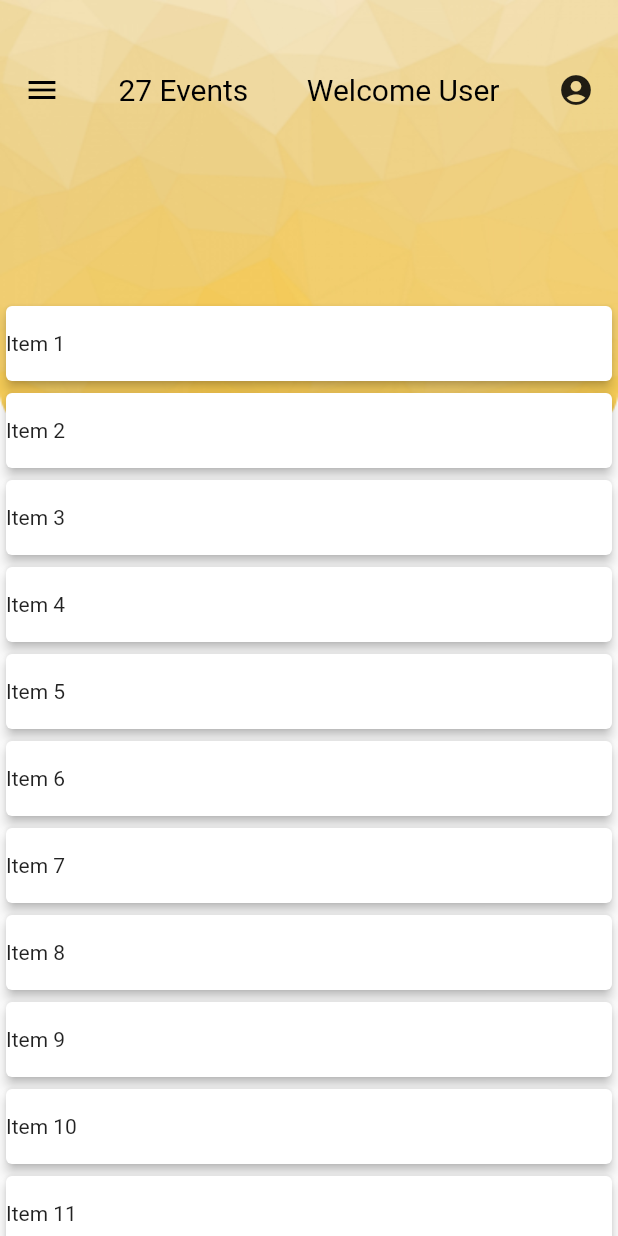
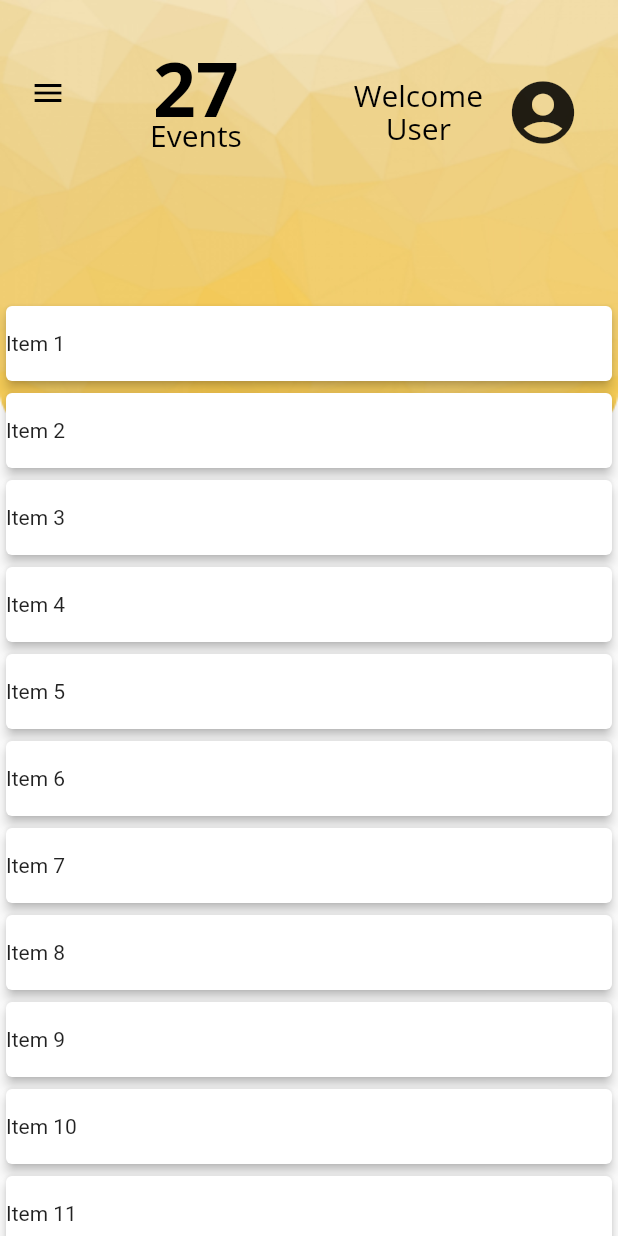
Before and after one commit to Cwills0114/PartyApp, a Flutter app: the homePageLayout screen opened directly, on a phone screen of 412 x 824 dp. Run offline on Flutter 3.47's test engine with Material 2 defaults, Android fonts, the phone set to English and light mode, and no system bars.

Commit message:
Updated Events / Home page layout
Added in basic array for Cards
Refactored Appbar With correct spacing and fonts
Refactored into their own files

```diff
--- a/lib/Events/events.dart
+++ b/lib/Events/events.dart
@@ -1,11 +1,14 @@
 import 'package:flutter/material.dart';
+
+/*
+  Method: display_Event
+  Description: Build the Card view for
+*/
 
 Widget display_Event(BuildContext context){
   List items = getDummyList();
 
-    return Align(
-
-      child: Padding(
+    return Padding(
       padding: EdgeInsets.only(top: 200),
       child: ListView.builder(
         itemCount: items.length,
@@ -22,7 +25,6 @@ Widget display_Event(BuildContext context){
            ) );
         }
         ),
-      ),
     );
   }
 
--- /dev/null
+++ b/lib/Pages/homePage.dart
@@ -0,0 +1,78 @@
+import 'package:flutter/material.dart';
+
+
+final AssetImage backgroundImage = AssetImage('images/Background.png');
+
+Widget homePage(BuildContext context) {
+    return Material(
+        elevation: 8,
+        child: Container(
+            decoration: BoxDecoration(
+              image: DecorationImage(
+                image: backgroundImage,
+                fit: BoxFit.fill,
+              ),
+            ),
+            // padding: const EdgeInsets.only(left: 16, right: 16, top: 25),
+            child: Container(
+                child: Stack(
+                    //mainAxisAlignment: MainAxisAlignment.spaceBetween,
+                    //mainAxisSize: MainAxisSize.max,
+                    children: [
+                  Positioned(
+                    top: 50,
+                    left: 20,
+                    child: InkWell(
+                      child: Icon(Icons.menu, color: Colors.black),
+                      onTap: () {
+                        // setState(() {
+                        //   //isCollapsed = !isCollapsed;
+                        // });
+                      },
+                    ),
+                  ),
+                  Positioned(
+                    top: 25,
+                    left: 100,
+                    child: Container(
+                      child: Column(children: [
+                        Text("27",
+                            style: TextStyle(
+                                color: Colors.black,
+                                fontSize: 50,
+                                fontFamily: 'OpenSans',
+                                fontWeight: FontWeight.bold)),
+                        Text("Events",
+                            style: TextStyle(
+                                color: Colors.black,
+                                fontSize: 20,
+                                fontFamily: 'OpenSans',
+                                height: 0.3))
+                      ]),
+                    ),
+                  ),
+                  Positioned(
+                    top: 50,
+                    right: 90,
+                    child: Container(
+                      child: Column(children: [
+                        Text("Welcome",
+                            style: TextStyle(
+                                color: Colors.black,
+                                fontSize: 20,
+                                fontFamily: 'OpenSans')),
+                        Text("User",
+                            style: TextStyle(
+                                color: Colors.black,
+                                fontSize: 20,
+                                fontFamily: 'OpenSans',
+                                height: 1))
+                      ]),
+                    ),
+                  ),
+                  Positioned(
+                      top: 50,
+                      right: 25,
+                      child: Icon(Icons.account_circle, size: 50) // Account profile picture
+                      )]))));
+  }
--- /dev/null
+++ b/lib/Pages/homePageLayout.dart
@@ -0,0 +1,42 @@
+import 'package:flutter/material.dart';
+import '../sideBar.dart';
+import '../Events/events.dart';
+import 'homePage.dart';
+
+final AssetImage backgroundImage = AssetImage('images/Background.png');
+
+class homePageLayout extends StatefulWidget {
+  @override
+  _homePageLayoutState createState() => _homePageLayoutState();
+}
+
+/*TO DO - When creating Calls to service
+    Create a state that holds an Async funciton
+    Set Loading state to true & display loading icon
+    Get the infomation
+    Set loading state to false & rebuild widgets
+
+    // Inherited widgets
+*/
+
+class _homePageLayoutState extends State<homePageLayout> {
+  bool isCollapsed = true;
+  double screenWidth, screenHeight;
+  final Duration duration = const Duration(milliseconds: 300);
+
+  @override
+  Widget build(BuildContext context) {
+    Size size = MediaQuery.of(context).size;
+    screenHeight = size.height;
+    screenWidth = size.width;
+
+    return Scaffold(
+      backgroundColor: Colors.black,
+      body: Stack(children: <Widget>[
+        //sideBar(),
+        homePage(context),
+        display_Event(context),
+      ]),
+    );
+  }
+}
--- a/lib/homePageLayout.dart
+++ /dev/null
@@ -1,74 +0,0 @@
-
-
-import 'package:flutter/material.dart';
-import 'sideBar.dart';
-import 'Events/events.dart';
-
-
-final AssetImage backgroundImage = AssetImage('images/Background.png');
-
-class homePageLayout extends StatefulWidget{
-  @override
-  _homePageLayoutState createState() => _homePageLayoutState();
-}
-
-class _homePageLayoutState extends State<homePageLayout> {
-
-  bool isCollapsed = true;
-  double screenWidth, screenHeight;
-  final Duration duration = const Duration(milliseconds: 300);
-
-  @override
-  Widget build(BuildContext context){
-    Size size = MediaQuery.of(context).size;
-    screenHeight = size.height;
-    screenWidth = size.width;
-
-
-    return Scaffold(
-      backgroundColor: Colors.black,
-      body: Stack(
-        children: <Widget> [
-         //sideBar(),
-          homePage(context),
-          display_Event(context),
-        ]
-      ),
-    );
-  }
-
-
-Widget homePage(BuildContext context){
-  return Material(
-
-  elevation: 8,
-  child: Container(
-    decoration: BoxDecoration(
-      image: DecorationImage(
-        image: backgroundImage,
-        fit: BoxFit.fill,
-      ),
-    ),
-    padding: const EdgeInsets.only(left: 16, right: 16, top: 48),
-    child: Column(
-      children: <Widget>[
-        Row(
-          mainAxisAlignment: MainAxisAlignment.spaceBetween,
-          mainAxisSize: MainAxisSize.max,
-          children: [
-            InkWell(child: Icon(Icons.menu, color: Colors.black), onTap: (){
-              setState(() {
-                isCollapsed = !isCollapsed;
-              });
-            },),
-            Text("27 Events", style: TextStyle(color: Colors.black, fontSize: 20)),
-            Text("Welcome User", style: TextStyle(color: Colors.black, fontSize: 20)),
-            Icon(Icons.account_circle)
-          ]
-        )
-      ],
-    )
-  )
-  );
-}
-}
--- a/lib/main.dart
+++ b/lib/main.dart
@@ -3,7 +3,7 @@ import 'dart:io';
 
 import 'package:flutter/material.dart';
 import 'package:http/http.dart';
-import 'homePageLayout.dart';
+import 'Pages/homePageLayout.dart';
 
 // TO DO: Keep track of current user.. TOKENS
 
```
Also changed, not shown: pubspec.yaml (+10 -11 lines), fonts/OpenSans-Bold.ttf (added), fonts/OpenSans-BoldItalic.ttf (added), fonts/OpenSans-ExtraBold.ttf (added), fonts/OpenSans-ExtraBoldItalic.ttf (added), fonts/OpenSans-Italic.ttf (added), fonts/OpenSans-Light.ttf (added), fonts/OpenSans-LightItalic.ttf (added), fonts/OpenSans-Regular.ttf (added), fonts/OpenSans-SemiBold.ttf (added), fonts/OpenSans-SemiBoldItalic.ttf (added). Lines whose indentation alone changed are shown as unchanged.
